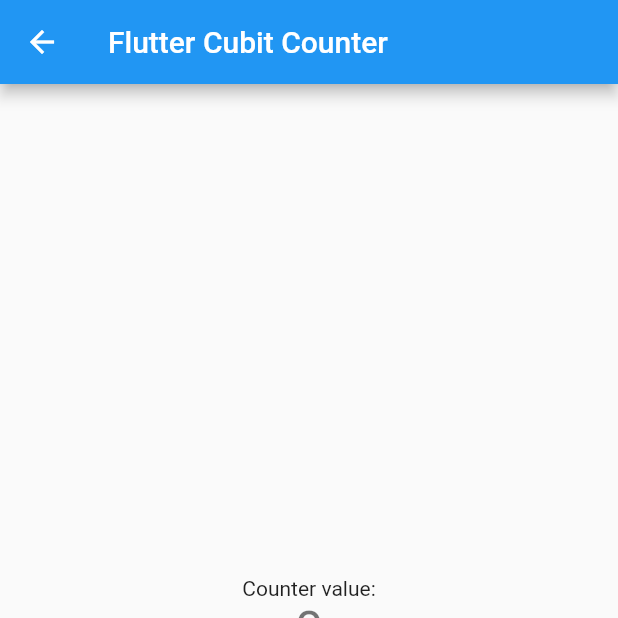
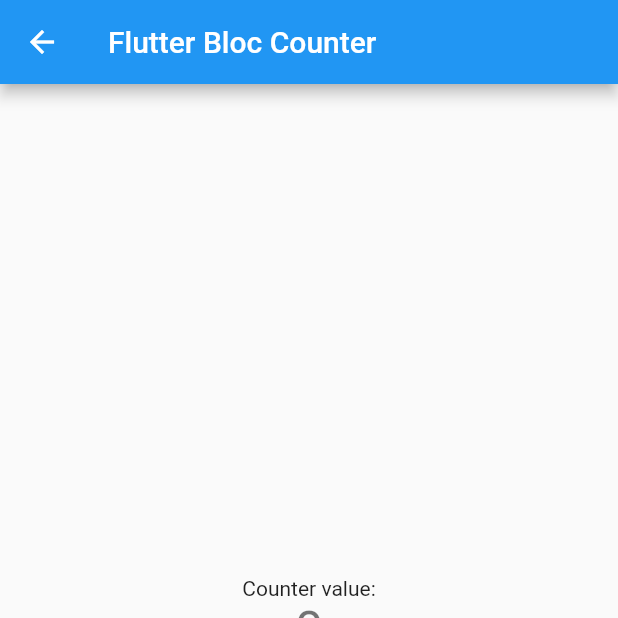
Before and after one commit to 92Andy/flutter-learning, a Flutter app: the screen it shows after launch, after a tap on "Go to bloc counter", on a phone screen of 412 x 824 dp, the top half of it. Run offline on Flutter 3.47's test engine with Material 2 defaults, Android fonts, the phone set to English and light mode, and no system bars; our stand-ins replace bloc, flutter_bloc.

Commit message:
cubit_bloc_counter: floatingActionButton heroTag fix

```diff
--- a/cubit-bloc-pattern/cubit_bloc_counter/lib/bloc_counter/bloc_counter_page.dart
+++ b/cubit-bloc-pattern/cubit_bloc_counter/lib/bloc_counter/bloc_counter_page.dart
@@ -36,6 +36,7 @@ class BlocCounterPage extends StatelessWidget {
                 mainAxisAlignment: MainAxisAlignment.spaceEvenly,
                 children: [
                   FloatingActionButton(
+                    heroTag: 'Decrement_bloc_btn',
                     onPressed: () {
                       context.read<CounterBloc>().add(DecrementEvent());
                     },
@@ -43,6 +44,7 @@ class BlocCounterPage extends StatelessWidget {
                     child: const Icon(Icons.remove),
                   ),
                   FloatingActionButton(
+                    heroTag: 'Increment_bloc_btn',
                     onPressed: () {
                       context.read<CounterBloc>().add(IncrementEvent());
                     },
--- a/cubit-bloc-pattern/cubit_bloc_counter/lib/cubit_bloc_selector.dart
+++ b/cubit-bloc-pattern/cubit_bloc_counter/lib/cubit_bloc_selector.dart
@@ -1,3 +1,4 @@
+import 'package:cubit_bloc_counter/bloc_counter/bloc_counter_page.dart';
 import 'package:cubit_bloc_counter/cubit_counter/cubit_counter_page.dart';
 import 'package:flutter/material.dart';
 
@@ -39,7 +40,7 @@ class CubitBlocSelector extends StatelessWidget {
                 onPressed: () => Navigator.push(
                   context,
                   MaterialPageRoute(
-                    builder: (context) => const CubitCounterPage(),
+                    builder: (context) => const BlocCounterPage(),
                   ),
                 ),
                 label: const Text('Go to bloc counter'),
--- a/cubit-bloc-pattern/cubit_bloc_counter/lib/cubit_counter/cubit_counter_page.dart
+++ b/cubit-bloc-pattern/cubit_bloc_counter/lib/cubit_counter/cubit_counter_page.dart
@@ -60,6 +60,7 @@ class CubitCounterPage extends StatelessWidget {
                 mainAxisAlignment: MainAxisAlignment.spaceEvenly,
                 children: [
                   FloatingActionButton(
+                    heroTag: 'Decrement_cubit_btn',
                     onPressed: () {
                       context.read<CounterCubit>().decrement();
                     },
@@ -67,6 +68,7 @@ class CubitCounterPage extends StatelessWidget {
                     child: const Icon(Icons.remove),
                   ),
                   FloatingActionButton(
+                    heroTag: 'Increment_cubit_btn',
                     onPressed: () {
                       context.read<CounterCubit>().increment();
                     },
```
